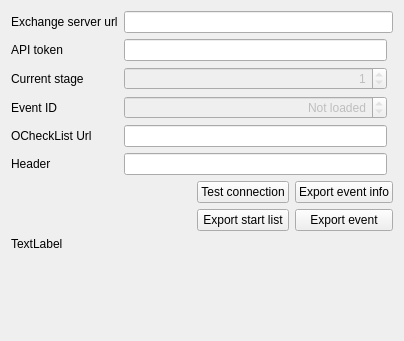
Qt form quickevent/app/quickevent/plugins/Event/src/services/qx/qxclientservicewidget.ui (sakhnik/quickbox) before a commit.
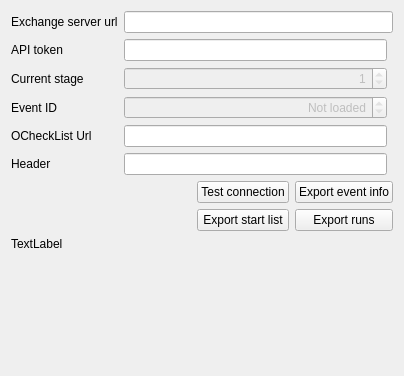
The same form after that commit.

Commit message: Export runs.csv

```diff
--- a/quickevent/app/quickevent/plugins/Event/src/services/qx/qxclientservicewidget.ui
+++ b/quickevent/app/quickevent/plugins/Event/src/services/qx/qxclientservicewidget.ui
@@ -7,7 +7,7 @@
     <x>0</x>
     <y>0</y>
     <width>404</width>
-    <height>341</height>
+    <height>376</height>
    </rect>
   </property>
   <property name="windowTitle">
@@ -169,7 +169,7 @@
      <item row="1" column="2">
       <widget class="QPushButton" name="btExportEvent">
        <property name="text">
-        <string>Export event</string>
+        <string>Export runs</string>
        </property>
       </widget>
      </item>
```
Left out of the diff: 2 changed lines with no effect on the pictures. The commit also changes 9 other files.
